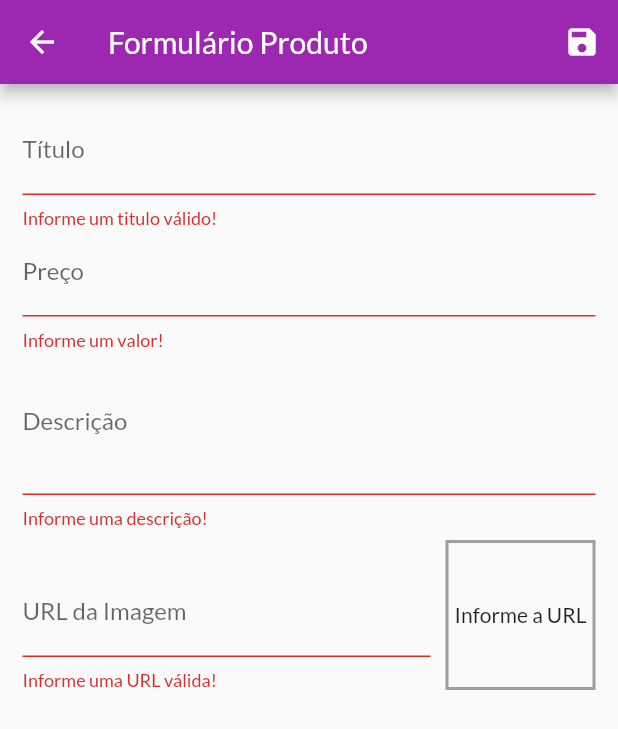
After one commit to LuizHenriqueMartarelli/shop_app, a Flutter app: the ProductFormScreen screen opened by its route, after a tap on the "save" icon, on a phone screen of 412 x 824 dp. The commit adds this screen. Shown: the top 729 px of the screen. Run offline on Flutter 3.47's test engine with Material 2 defaults, Android fonts, the phone set to English and light mode, and no system bars; network calls fail.

Commit message:
Formulário

```diff
--- a/lib/data/dummy_data.dart
+++ b/lib/data/dummy_data.dart
@@ -1,4 +1,4 @@
-import 'package:shop_app/providers/products.dart';
+import 'package:shop_app/providers/product.dart';
 
 final DUMMY_PRODUCTS = [
   Product(
--- /dev/null
+++ b/lib/providers/product.dart
@@ -0,0 +1,24 @@
+import 'package:flutter/material.dart';
+
+class Product with ChangeNotifier {
+  final String id;
+  final String title;
+  final String description;
+  final double price;
+  final String imageUrl;
+  bool isFavorite;
+
+  Product({
+    this.id = "",
+    required this.title,
+    required this.description,
+    required this.price,
+    required this.imageUrl,
+    this.isFavorite = false,
+  });
+
+  void toggleFavorite() {
+    this.isFavorite = !this.isFavorite;
+    notifyListeners();
+  }
+}
--- a/lib/providers/products_provider.dart
+++ /dev/null
@@ -1,35 +0,0 @@
-import 'package:flutter/material.dart';
-import 'package:shop_app/data/dummy_data.dart';
-import 'package:shop_app/providers/products.dart';
-
-class ProductsProvider with ChangeNotifier {
-  List<Product> _items = DUMMY_PRODUCTS;
-
-  List<Product> get allItems => [..._items];
-  List<Product> get favoriteItems =>
-      _items.where((prod) => prod.isFavorite).toList();
-
-  void addProduct(Product product) {
-    _items.add(product);
-    notifyListeners();
-  }
-}
-
-// bool _showFavoriteOnly = false;
-//
-// List<Product> get items {
-//   if (_showFavoriteOnly)
-//     return _items.where((prod) => prod.isFavorite).toList();
-
-//   return [..._items];
-// }
-
-// void showFavoriteOnly() {
-//   _showFavoriteOnly = true;
-//   notifyListeners();
-// }
-
-// void showAll() {
-//   _showFavoriteOnly = false;
-//   notifyListeners();
-// }
--- a/lib/utils/app_routes.dart
+++ b/lib/utils/app_routes.dart
@@ -1,6 +1,8 @@
 class AppRoutes {
+  static const HOME = '/';
   static const PRODUCT_DETAIL = '/product-detail';
   static const CART = '/cart';
   static const ORDERS = '/orders';
-  static const HOME = '/';
+  static const PRODUCTS = '/products';
+  static const PRODUCT_FORM = 'product-form';
 }
--- a/lib/views/product_detail_screen.dart
+++ b/lib/views/product_detail_screen.dart
@@ -1,5 +1,5 @@
 import 'package:flutter/material.dart';
-import 'package:shop_app/providers/products.dart';
+import 'package:shop_app/providers/product.dart';
 
 class ProductDetailScreen extends StatelessWidget {
   const ProductDetailScreen({Key? key}) : super(key: key);
--- /dev/null
+++ b/lib/views/product_form_screen.dart
@@ -0,0 +1,216 @@
+import 'package:flutter/material.dart';
+import 'package:flutter/services.dart';
+import 'package:provider/provider.dart';
+import 'package:shop_app/providers/product.dart';
+import 'package:shop_app/providers/products.dart';
+
+class ProductFormScreen extends StatefulWidget {
+  const ProductFormScreen({Key? key}) : super(key: key);
+
+  @override
+  _ProductFormScreenState createState() => _ProductFormScreenState();
+}
+
+class _ProductFormScreenState extends State<ProductFormScreen> {
+  final _priceFocusNode = FocusNode();
+  final _descriptionFocusNode = FocusNode();
+  final _imageUrlFocusNode = FocusNode();
+  final _imageUrlController = TextEditingController();
+  final _form = GlobalKey<FormState>();
+  final _formData = Map<String, Object>();
+
+  @override
+  void initState() {
+    super.initState();
+    _imageUrlFocusNode.addListener(_updateImgeUrl);
+  }
+
+  @override
+  void dispose() {
+    super.dispose();
+    _priceFocusNode.dispose();
+    _descriptionFocusNode.dispose();
+    _imageUrlFocusNode.removeListener(_updateImgeUrl);
+    _imageUrlFocusNode.dispose();
+  }
+
+  @override
+  void didChangeDependencies() {
+    super.didChangeDependencies();
+
+    if (_formData.isEmpty) {
+      final product = ModalRoute.of(context)?.settings.arguments;
+
+      if (product is Product) {
+        _formData['id'] = product.id;
+        _formData['title'] = product.title;
+        _formData['price'] = product.price;
+        _formData['description'] = product.description;
+        _formData['imageUrl'] = product.imageUrl;
+
+        _imageUrlController.text = product.imageUrl;
+      } else {
+        _formData['id'] = '';
+        _formData['title'] = '';
+        _formData['price'] = '';
+        _formData['description'] = '';
+        _formData['imageUrl'] = '';
+
+        _imageUrlController.text = '';
+      }
+    }
+  }
+
+  void _updateImgeUrl() {
+    if (isValidImageUrl(_imageUrlController.text)) setState(() {});
+  }
+
+  bool isValidImageUrl(url) {
+    bool startsWithHttp = url.toLowerCase().startsWith('http://');
+    bool startsWithHttps = url.toLowerCase().startsWith('https://');
+    bool endsWithPng = url.toLowerCase().endsWith('.png');
+    bool endsWithJpg = url.toLowerCase().endsWith('.jpg');
+    bool endsWithJpeg = url.toLowerCase().endsWith('.jpeg');
+    return (startsWithHttp || startsWithHttps) &&
+        (endsWithPng || endsWithJpg || endsWithJpeg);
+  }
+
+  void _saveForm() {
+    var isValid = _form.currentState?.validate();
+    if (!isValid!) return;
+
+    _form.currentState?.save();
+    final product = Product(
+      id: _formData['id'] as String,
+      title: _formData['title'] as String,
+      price: _formData['price'] as double,
+      description: _formData['description'] as String,
+      imageUrl: _formData['imageUrl'] as String,
+    );
+
+    final products = Provider.of<Products>(context, listen: false);
+
+    if (_formData['id'] == "")
+      products.addProduct(product);
+    else
+      products.updateProduct(product);
+
+    Navigator.of(context).pop();
+  }
+
+  @override
+  Widget build(BuildContext context) {
+    return Scaffold(
+      appBar: AppBar(
+        title: Text('Formulário Produto'),
+        actions: [
+          IconButton(
+            onPressed: () => _saveForm(),
+            icon: Icon(Icons.save),
+          )
+        ],
+      ),
+      body: Padding(
+        padding: const EdgeInsets.all(15.0),
+        child: Form(
+          key: _form,
+          child: ListView(
+            children: [
+              TextFormField(
+                initialValue: _formData['title'] as String,
+                decoration: InputDecoration(labelText: 'Título'),
+                textInputAction: TextInputAction.next,
+                onFieldSubmitted: (_) =>
+                    FocusScope.of(context).requestFocus(_priceFocusNode),
+                onSaved: (value) => _formData['title'] = value!,
+                validator: (value) {
+                  if (value == null || value.trim().isEmpty)
+                    return 'Informe um titulo válido!';
+
+                  if (value.trim().length < 3)
+                    return 'Precisa ter no minimo 3 letras!';
+                  return null;
+                },
+              ),
+              TextFormField(
+                initialValue: _formData['price'].toString(),
+                decoration: InputDecoration(labelText: 'Preço'),
+                textInputAction: TextInputAction.next,
+                focusNode: _priceFocusNode,
+                keyboardType: TextInputType.numberWithOptions(decimal: true),
+                onFieldSubmitted: (_) =>
+                    FocusScope.of(context).requestFocus(_descriptionFocusNode),
+                onSaved: (value) => _formData['price'] = double.parse(value!),
+                validator: (value) {
+                  if (value == null || value.trim().isEmpty)
+                    return 'Informe um valor!';
+
+                  var newPrice = double.tryParse(value);
+                  if (newPrice! <= 0) return 'Informe um valor maior que zero!';
+
+                  return null;
+                },
+              ),
+              TextFormField(
+                initialValue: _formData['description'] as String,
+                decoration: InputDecoration(labelText: 'Descrição'),
+                maxLines: 3,
+                keyboardType: TextInputType.multiline,
+                focusNode: _descriptionFocusNode,
+                onSaved: (value) => _formData['description'] = value!,
+                validator: (value) {
+                  if (value == null || value.trim().isEmpty)
+                    return 'Informe uma descrição!';
+
+                  if (value.trim().length < 10)
+                    return 'Precisa ter no minimo 10 letras!';
+                  return null;
+                },
+              ),
+              Row(
+                crossAxisAlignment: CrossAxisAlignment.end,
+                children: [
+                  Expanded(
+                    child: TextFormField(
+                      decoration: InputDecoration(labelText: 'URL da Imagem'),
+                      keyboardType: TextInputType.url,
+                      textInputAction: TextInputAction.done,
+                      focusNode: _imageUrlFocusNode,
+                      controller: _imageUrlController,
+                      onFieldSubmitted: (_) => _saveForm(),
+                      onSaved: (value) => _formData['imageUrl'] = value!,
+                      validator: (value) {
+                        bool emptyUrl = value == null || value.trim().isEmpty;
+                        bool invalidUrl = !isValidImageUrl(value);
+                        if (emptyUrl || invalidUrl)
+                          return 'Informe uma URL válida!';
+                        return null;
+                      },
+                    ),
+                  ),
+                  Container(
+                    height: 100,
+                    width: 100,
+                    margin: const EdgeInsets.only(top: 8, left: 10),
+                    decoration: BoxDecoration(
+                      border: Border.all(color: Colors.grey, width: 2),
+                    ),
+                    alignment: Alignment.center,
+                    child: _imageUrlController.text.isEmpty
+                        ? Text('Informe a URL')
+                        : FittedBox(
+                            child: Image.network(
+                              _imageUrlController.text,
+                              fit: BoxFit.cover,
+                            ),
+                          ),
+                  )
+                ],
+              )
+            ],
+          ),
+        ),
+      ),
+    );
+  }
+}
```
Also changed, not shown: lib/main.dart (+7 -3 lines), lib/providers/cart.dart (+20 -1 lines), lib/providers/products.dart (+61 -17 lines), lib/views/products_screen.dart (added, +43 -0 lines), lib/widgets/app_drawer.dart (+8 -0 lines), lib/widgets/cart_item_widget.dart (+16 -0 lines), lib/widgets/product_grid.dart (+4 -4 lines), lib/widgets/product_grid_item.dart (added, +68 -0 lines), lib/widgets/product_item.dart (+50 -36 lines).
